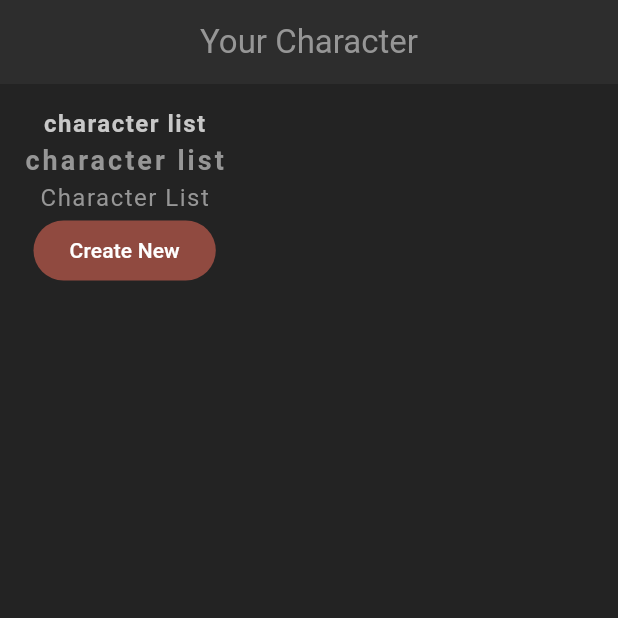
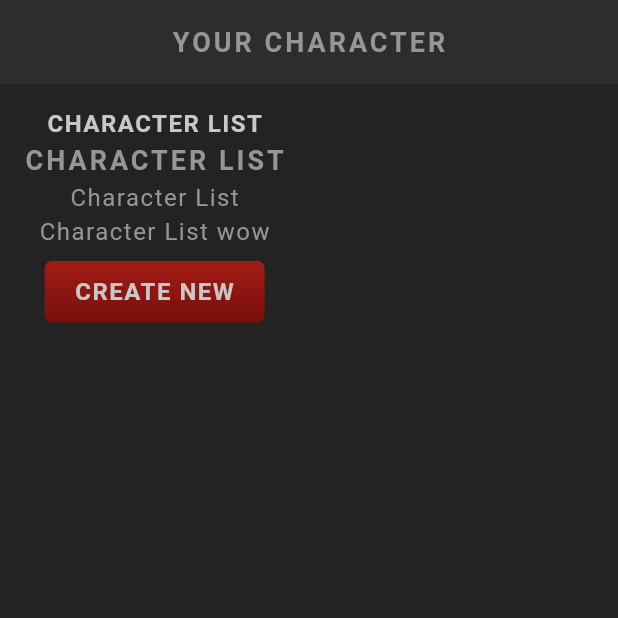
Before and after one commit to Jerald-tonmoy-dias/flutter_rpg, a Flutter app: the screen it shows after launch, on a phone screen of 412 x 824 dp, the top half of it. Run offline on Flutter 3.47's test engine with Material 3 defaults, Android fonts, the phone set to English and light mode, and no system bars; our stand-ins replace google_fonts; Roboto replaces fonts that are missing (Kanit).

Commit message:
add google font/ text/button components

```diff
--- a/lib/screens/home/home.dart
+++ b/lib/screens/home/home.dart
@@ -1,4 +1,5 @@
 import 'package:flutter/material.dart';
+import 'package:flutter_rpg/shared/styled_button.dart';
 import 'package:flutter_rpg/shared/styled_text.dart';
 
 class Home extends StatefulWidget {
@@ -12,15 +13,19 @@ class _HomeState extends State<Home> {
   @override
   Widget build(BuildContext context) {
     return Scaffold(
-      appBar: AppBar(title: const Text('Your Character'), centerTitle: true),
+      appBar: AppBar(
+        title: const StyledTitle('Your Character'),
+        centerTitle: true,
+      ),
       body: Container(
         padding: const EdgeInsets.all(16),
         child: Column(
           children: [
             const StyledHeading("Character List"),
-            StyledTitle("Character List"),
-            StyledText("Character List"),
-            FilledButton(onPressed: () {}, child: Text('Create New')),
+            const StyledTitle("Character List"),
+            const StyledText("Character List"),
+            const StyledText("Character List wow"),
+            StyledButton(onPressed: () {}, child: StyledHeading('Create New')),
           ],
         ),
       ),
--- /dev/null
+++ b/lib/shared/styled_button.dart
@@ -0,0 +1,28 @@
+import 'package:flutter/material.dart';
+import 'package:flutter_rpg/theme.dart';
+
+class StyledButton extends StatelessWidget {
+  const StyledButton({super.key, required this.onPressed, required this.child});
+
+  final Function() onPressed;
+  final Widget child;
+
+  @override
+  Widget build(BuildContext context) {
+    return TextButton(
+      onPressed: onPressed,
+      child: Container(
+        padding: const EdgeInsets.symmetric(vertical: 10, horizontal: 20),
+        decoration: BoxDecoration(
+          gradient: LinearGradient(
+            colors: [AppColors.primaryColor, AppColors.primaryAccent],
+            begin: Alignment.topCenter,
+            end: Alignment.bottomCenter,
+          ),
+          borderRadius: BorderRadius.all(Radius.circular(5)),
+        ),
+        child: child,
+      ),
+    );
+  }
+}
--- a/lib/shared/styled_text.dart
+++ b/lib/shared/styled_text.dart
@@ -1,4 +1,5 @@
 import 'package:flutter/material.dart';
+import 'package:google_fonts/google_fonts.dart';
 
 class StyledText extends StatelessWidget {
   const StyledText(this.text, {super.key});
@@ -7,7 +8,12 @@ class StyledText extends StatelessWidget {
 
   @override
   Widget build(BuildContext context) {
-    return Text(text, style: Theme.of(context).textTheme.bodyMedium);
+    return Text(
+      text,
+      style: GoogleFonts.kanit(
+        textStyle: Theme.of(context).textTheme.bodyMedium,
+      ),
+    );
   }
 }
 
@@ -19,8 +25,10 @@ class StyledHeading extends StatelessWidget {
   @override
   Widget build(BuildContext context) {
     return Text(
-      text.toLowerCase(),
-      style: Theme.of(context).textTheme.headlineMedium,
+      text.toUpperCase(),
+      style: GoogleFonts.kanit(
+        textStyle: Theme.of(context).textTheme.headlineMedium,
+      ),
     );
   }
 }
@@ -33,8 +41,10 @@ class StyledTitle extends StatelessWidget {
   @override
   Widget build(BuildContext context) {
     return Text(
-      text.toLowerCase(),
-      style: Theme.of(context).textTheme.titleMedium,
+      text.toUpperCase(),
+      style: GoogleFonts.kanit(
+        textStyle: Theme.of(context).textTheme.titleMedium,
+      ),
     );
   }
 }
--- a/pubspec.yaml
+++ b/pubspec.yaml
@@ -34,6 +34,7 @@ dependencies:
   # The following adds the Cupertino Icons font to your application.
   # Use with the CupertinoIcons class for iOS style icons.
   cupertino_icons: ^1.0.8
+  google_fonts: ^6.2.1
 
 dev_dependencies:
   flutter_test:
```
Also changed, not shown: pubspec.lock, 1 other file.
